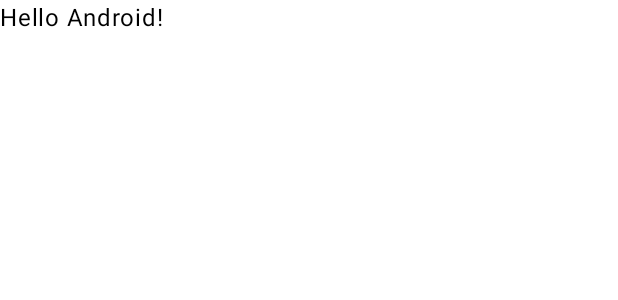
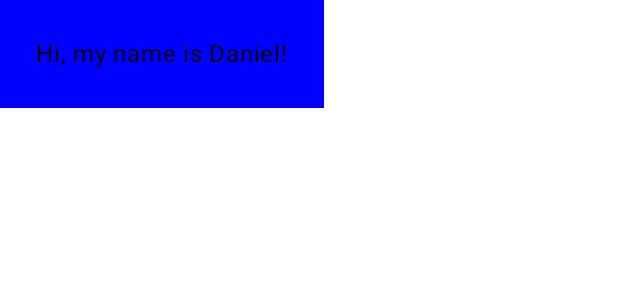
Before and after one commit to daniel-mitchell011/AndroidBook, an Android app built with Jetpack Compose: the @Preview function GreetingPreview, on a phone screen of 412 x 824 dp. Shown: the top 300 px of the screen. Run offline under Robolectric (Android 15) with nearby library versions, the phone set to English and light mode, and no system bars.

Commit message:
Finished Unit 1

```diff
--- a/app/src/main/java/com/example/androidbook/MainActivity.kt
+++ b/app/src/main/java/com/example/androidbook/MainActivity.kt
@@ -7,10 +7,13 @@
 import androidx.compose.foundation.layout.fillMaxSize
 import androidx.compose.foundation.layout.padding
 import androidx.compose.material3.Scaffold
+import androidx.compose.material3.Surface
 import androidx.compose.material3.Text
 import androidx.compose.runtime.Composable
 import androidx.compose.ui.Modifier
+import androidx.compose.ui.graphics.Color
 import androidx.compose.ui.tooling.preview.Preview
+import androidx.compose.ui.unit.dp
 import com.example.androidbook.ui.theme.AndroidBookTheme
 
 class MainActivity : ComponentActivity() {
@@ -21,8 +24,8 @@
             AndroidBookTheme {
                 Scaffold(modifier = Modifier.fillMaxSize()) { innerPadding ->
                     Greeting(
-                            name = "Android",
-                            modifier = Modifier.padding(innerPadding)
+                        name = "Android",
+                        modifier = Modifier.padding(innerPadding)
                     )
                 }
             }
@@ -32,16 +35,18 @@
 
 @Composable
 fun Greeting(name: String, modifier: Modifier = Modifier) {
-    Text(
-            text = "Hello $name!",
-            modifier = modifier
-    )
+    Surface(color = Color.Blue) {
+        Text(
+            text = "Hi, my name is $name!",
+            modifier = modifier.padding(24.dp)
+        )
+    }
 }
 
 @Preview(showBackground = true)
 @Composable
 fun GreetingPreview() {
     AndroidBookTheme {
-        Greeting("Android")
+        Greeting("Daniel")
     }
 }
```
